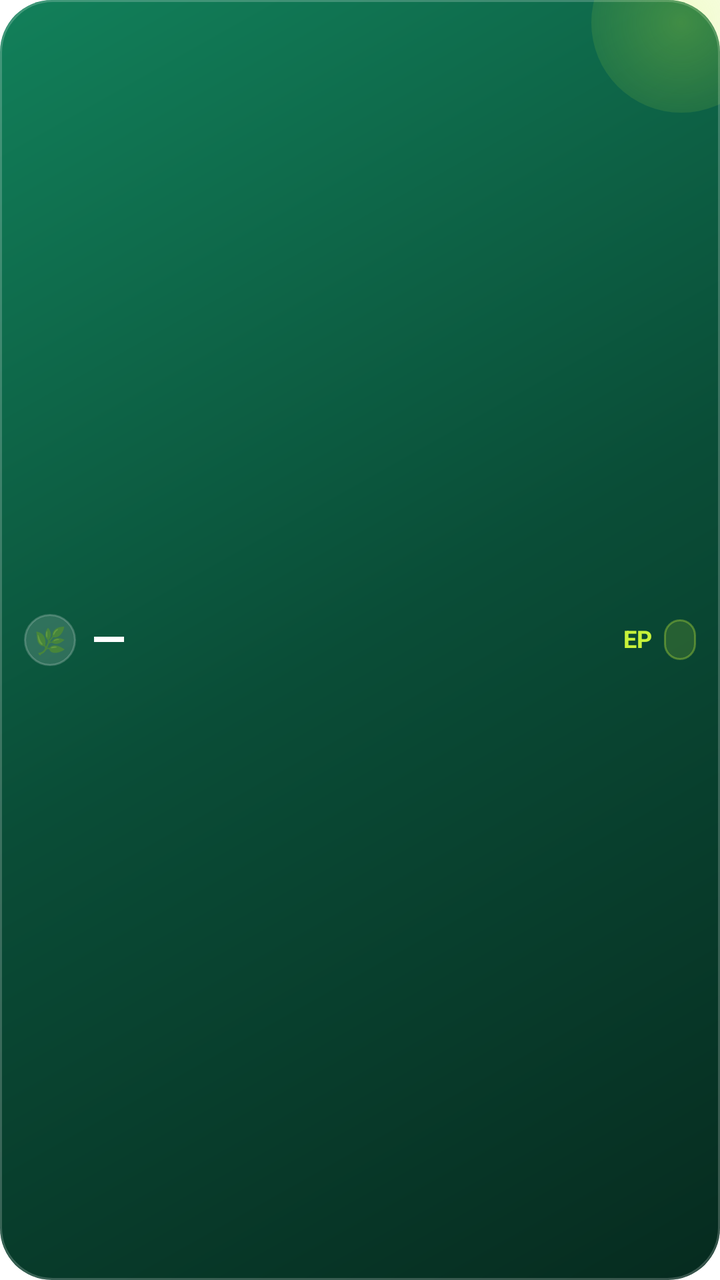
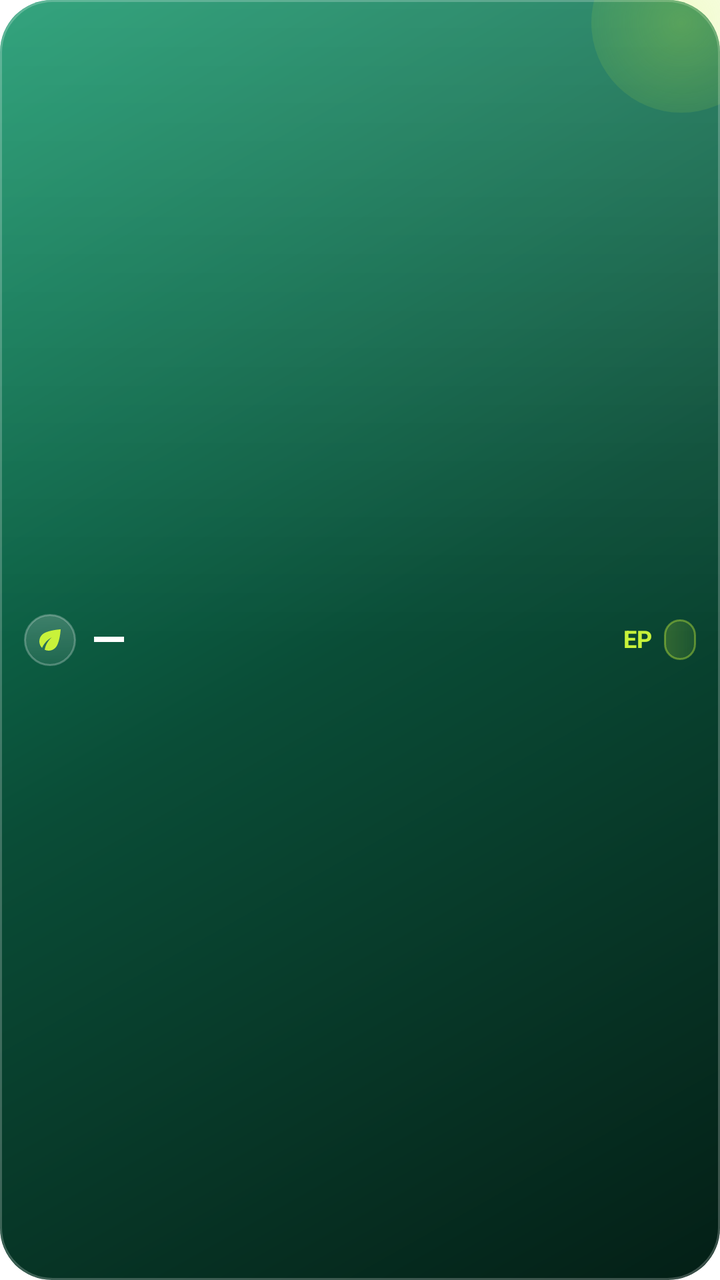

Compare the two renders of this Android layout. The source of the first and the diff that turns it into the second are given below.
<!-- AndroidManifest.xml: fallback theme Theme.MaterialComponents.DayNight.NoActionBar -->
<!-- res/layout/ep_widget_xs.xml -->
<?xml version="1.0" encoding="utf-8"?>
<FrameLayout xmlns:android="http://schemas.android.com/apk/res/android"
    android:id="@+id/ep_widget_root"
    android:layout_width="match_parent"
    android:layout_height="match_parent"
    android:background="@drawable/ep_widget_bg">

    <ImageView
        android:layout_width="90dp"
        android:layout_height="90dp"
        android:layout_gravity="top|end"
        android:layout_marginTop="-34dp"
        android:layout_marginEnd="-26dp"
        android:importantForAccessibility="no"
        android:src="@drawable/ep_widget_blob_a" />

    <LinearLayout
        android:layout_width="match_parent"
        android:layout_height="match_parent"
        android:gravity="center_vertical"
        android:orientation="horizontal"
        android:paddingStart="12dp"
        android:paddingEnd="12dp">

        <TextView
            android:layout_width="26dp"
            android:layout_height="26dp"
            android:background="@drawable/ep_widget_badge"
            android:gravity="center"
            android:importantForAccessibility="no"
            android:text="🌿"
            android:textSize="13sp" />

        <TextView
            android:id="@+id/ep_widget_balance"
            android:layout_width="0dp"
            android:layout_height="wrap_content"
            android:layout_marginStart="8dp"
            android:layout_weight="1"
            android:fontFamily="sans-serif-medium"
            android:includeFontPadding="false"
            android:maxLines="1"
            android:text="—"
            android:textColor="#FFFFFFFF"
            android:textSize="22sp"
            android:textStyle="bold" />

        <TextView
            android:id="@+id/ep_widget_unit"
            android:layout_width="wrap_content"
            android:layout_height="wrap_content"
            android:layout_marginEnd="6dp"
            android:includeFontPadding="false"
            android:text="EP"
            android:textColor="#FFC8F23A"
            android:textSize="12sp"
            android:textStyle="bold" />

        <TextView
            android:id="@+id/ep_widget_streak"
            android:layout_width="wrap_content"
            android:layout_height="wrap_content"
            android:background="@drawable/ep_widget_pill"
            android:paddingStart="8dp"
            android:paddingTop="2dp"
            android:paddingEnd="8dp"
            android:paddingBottom="2dp"
            android:text=""
            android:textColor="#FFC8F23A"
            android:textSize="12sp"
            android:textStyle="bold" />
    </LinearLayout>
</FrameLayout>
<!-- resources referenced by this layout -->
<resources>
  <!-- drawable ep_widget_badge (drawable) -->
  <?xml version="1.0" encoding="utf-8"?>
  <shape xmlns:android="http://schemas.android.com/apk/res/android" android:shape="oval">
      <solid android:color="#26FFFFFF" />
      <stroke android:width="1dp" android:color="#33FFFFFF" />
  </shape>
  <!-- drawable ep_widget_bg (drawable) -->
  <?xml version="1.0" encoding="utf-8"?>
  <layer-list xmlns:android="http://schemas.android.com/apk/res/android">
      <item>
          <shape android:shape="rectangle">
              <gradient
                  android:angle="315"
                  android:endColor="#FF062B1F"
                  android:centerColor="#FF0A4D37"
                  android:startColor="#FF12805A" />
              <corners android:radius="26dp" />
          </shape>
      </item>
      
      <item>
          <shape android:shape="rectangle">
              <stroke android:width="1dp" android:color="#33FFFFFF" />
              <corners android:radius="26dp" />
          </shape>
      </item>
  </layer-list>
  <!-- drawable ep_widget_blob_a (drawable) -->
  <?xml version="1.0" encoding="utf-8"?>
  <shape xmlns:android="http://schemas.android.com/apk/res/android" android:shape="oval">
      <gradient android:type="radial" android:gradientRadius="75dp"
          android:startColor="#44C8F23A" android:endColor="#00C8F23A" />
  </shape>
  <!-- drawable ep_widget_pill (drawable) -->
  <?xml version="1.0" encoding="utf-8"?>
  <shape xmlns:android="http://schemas.android.com/apk/res/android" android:shape="rectangle">
      <solid android:color="#26C8F23A" />
      <stroke android:width="1dp" android:color="#55C8F23A" />
      <corners android:radius="20dp" />
  </shape>
</resources>

<!-- the commit's change to res/layout/ep_widget_xs.xml (unified diff, before → after) -->
@@ -22,14 +22,13 @@
         android:paddingStart="12dp"
         android:paddingEnd="12dp">
 
-        <TextView
-            android:layout_width="26dp"
-            android:layout_height="26dp"
-            android:background="@drawable/ep_widget_badge"
-            android:gravity="center"
-            android:importantForAccessibility="no"
-            android:text="🌿"
-            android:textSize="13sp" />
+        <ImageView
+                android:layout_width="26dp"
+                android:layout_height="26dp"
+                android:background="@drawable/ep_widget_badge"
+                android:importantForAccessibility="no"
+                android:padding="5dp"
+                android:src="@drawable/ep_widget_leaf" />
 
         <TextView
             android:id="@+id/ep_widget_balance"
<!-- resource entries referenced after the edit -->
@@ -3,26 +3,31 @@
   <!-- drawable ep_widget_badge (drawable) -->
   <?xml version="1.0" encoding="utf-8"?>
   <shape xmlns:android="http://schemas.android.com/apk/res/android" android:shape="oval">
-      <solid android:color="#26FFFFFF" />
-      <stroke android:width="1dp" android:color="#33FFFFFF" />
+      <gradient android:angle="270" android:startColor="#33FFFFFF" android:endColor="#14FFFFFF" />
+      <stroke android:width="1dp" android:color="#40FFFFFF" />
   </shape>
   <!-- drawable ep_widget_bg (drawable) -->
   <?xml version="1.0" encoding="utf-8"?>
   <layer-list xmlns:android="http://schemas.android.com/apk/res/android">
       <item>
           <shape android:shape="rectangle">
-              <gradient
-                  android:angle="315"
-                  android:endColor="#FF062B1F"
-                  android:centerColor="#FF0A4D37"
-                  android:startColor="#FF12805A" />
+              <gradient android:angle="315" android:startColor="#FF14966A"
+                  android:centerColor="#FF0A4D37" android:endColor="#FF041F16" />
               <corners android:radius="26dp" />
           </shape>
       </item>
       
       <item>
           <shape android:shape="rectangle">
-              <stroke android:width="1dp" android:color="#33FFFFFF" />
+              <gradient android:angle="270" android:startColor="#22FFFFFF"
+                  android:centerColor="#00FFFFFF" android:endColor="#00FFFFFF" />
+              <corners android:radius="26dp" />
+          </shape>
+      </item>
+      
+      <item>
+          <shape android:shape="rectangle">
+              <stroke android:width="1dp" android:color="#38FFFFFF" />
               <corners android:radius="26dp" />
           </shape>
       </item>
@@ -33,11 +38,22 @@
       <gradient android:type="radial" android:gradientRadius="75dp"
           android:startColor="#44C8F23A" android:endColor="#00C8F23A" />
   </shape>
+  <!-- drawable ep_widget_leaf (drawable) -->
+  <?xml version="1.0" encoding="utf-8"?>
+  <vector xmlns:android="http://schemas.android.com/apk/res/android"
+      android:width="24dp"
+      android:height="24dp"
+      android:viewportWidth="24"
+      android:viewportHeight="24">
+      <path
+          android:fillColor="#FFC8F23A"
+          android:pathData="M6.05,8.05c-2.73,2.73 -2.73,7.15 -0.02,9.88 1.47,-3.4 4.09,-6.24 7.36,-7.93 -2.77,2.34 -4.71,5.61 -5.39,9.32 2.6,1.23 5.8,0.78 7.95,-1.37C19.43,14.47 20,4 20,4S9.53,4.57 6.05,8.05z" />
+  </vector>
   <!-- drawable ep_widget_pill (drawable) -->
   <?xml version="1.0" encoding="utf-8"?>
   <shape xmlns:android="http://schemas.android.com/apk/res/android" android:shape="rectangle">
-      <solid android:color="#26C8F23A" />
-      <stroke android:width="1dp" android:color="#55C8F23A" />
+      <gradient android:angle="0" android:startColor="#33C8F23A" android:endColor="#1AC8F23A" />
+      <stroke android:width="1dp" android:color="#66C8F23A" />
       <corners android:radius="20dp" />
   </shape>
 </resources>
